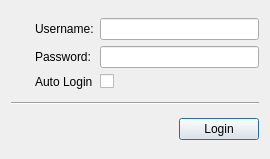
javierllorente/qactus, file src/gui/login.ui: the form before one commit.
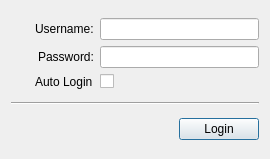
The form after the commit. Icons and pictures are not drawn.

Commit message: Login refactoring: implement read/write settings methods (read/write here, reload settings elsewhere as QSettings is very fast), on_pushButton_Login_clicked() and configureMode()

Diff of the .ui file:
```diff
--- a/src/gui/login.ui
+++ b/src/gui/login.ui
@@ -26,7 +26,7 @@
        </property>
       </widget>
      </item>
-     <item row="1" column="0">
+     <item row="1" column="0" alignment="Qt::AlignRight">
       <widget class="QLabel" name="label_Password">
        <property name="text">
         <string>Password:</string>
```
Left out of the diff: 9 changed lines with no effect on the pictures. The commit also changes 2 other files.
